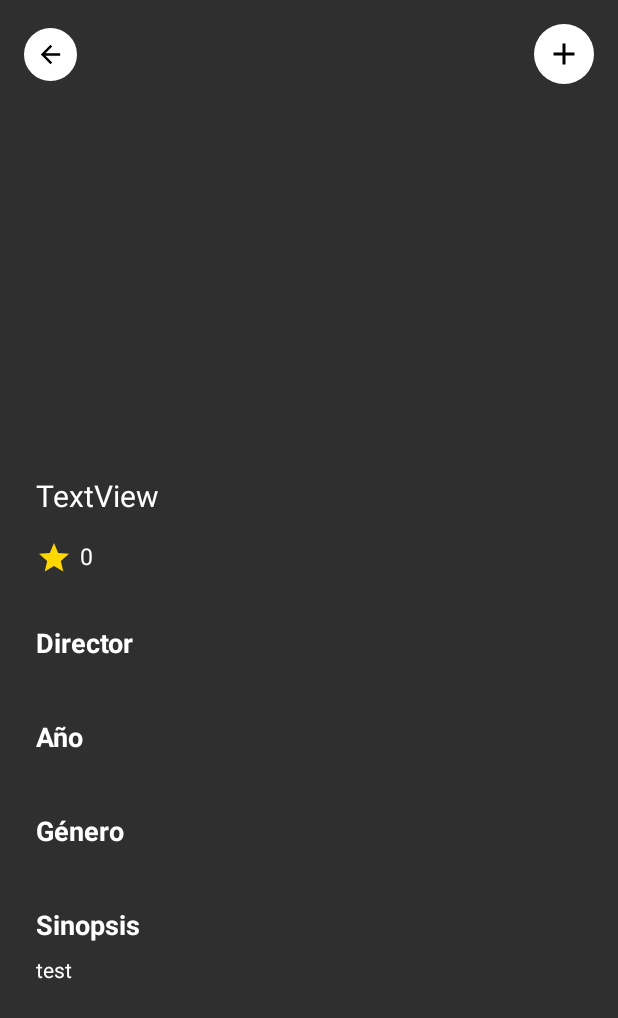
After one commit to dblancou/AppLetterboxdProyectoFinalAndroid, an Android app: the layout fragment_detail_activity.xml on its own in the app's theme, with its tools: preview values and no code run, on a phone screen of 412 x 824 dp. The commit adds this screen. Shown: the top 1018 px of the screen. Run offline under Robolectric (Android 15) with nearby library versions, the phone set to English and light mode, and no system bars; network calls fail.

Commit message:
DetailActivity implementada

```diff
--- a/app/src/main/AndroidManifest.xml
+++ b/app/src/main/AndroidManifest.xml
@@ -35,6 +35,9 @@
             android:name=".ui.activities.RegisterActivity"
             android:exported="false" />
 
+        <activity android:name=".ui.activities.DetailActivity" />
+
+
         <!-- Actividad principal -->
         <activity
             android:name=".ui.activities.MainActivity"
--- a/app/src/main/java/com/vedruna/appletterboxdproyectofinal/network/ApiService.java
+++ b/app/src/main/java/com/vedruna/appletterboxdproyectofinal/network/ApiService.java
@@ -34,6 +34,7 @@ public interface ApiService {
 
     @GET("/api/films/{id}")
     Call<FilmDTO> getFilmById(@Path("id") Long id);
+
 
     //MODIFICACIONES 28 DE MAYO
     @GET("/api/films")
--- /dev/null
+++ b/app/src/main/java/com/vedruna/appletterboxdproyectofinal/ui/activities/DetailActivity.java
@@ -0,0 +1,94 @@
+package com.vedruna.appletterboxdproyectofinal.ui.activities;
+
+import androidx.appcompat.app.AppCompatActivity;
+import androidx.core.widget.NestedScrollView;
+import androidx.recyclerview.widget.LinearLayoutManager;
+import androidx.recyclerview.widget.RecyclerView;
+
+import android.os.Bundle;
+import android.view.View;
+import android.widget.ImageView;
+import android.widget.ProgressBar;
+import android.widget.TextView;
+
+import com.bumptech.glide.Glide;
+import com.vedruna.appletterboxdproyectofinal.R;
+import com.vedruna.appletterboxdproyectofinal.dto.FilmDTO;
+import com.vedruna.appletterboxdproyectofinal.network.ApiService;
+import com.vedruna.appletterboxdproyectofinal.network.RetrofitClient;
+
+import retrofit2.Call;
+import retrofit2.Callback;
+import retrofit2.Response;
+
+public class DetailActivity extends AppCompatActivity {
+    private ProgressBar progressBar;
+    private TextView titleTxt, movieRateTxt, directorTextView, yearTextView, genreTextView, movieSummaryInfo;
+    private ImageView pic2, backImg;
+    private RecyclerView recyclerViewActors, recyclerViewCategory;
+    private NestedScrollView scrollView;
+    private long filmId;
+
+    @Override
+    protected void onCreate(Bundle savedInstanceState) {
+        super.onCreate(savedInstanceState);
+        setContentView(R.layout.fragment_detail_activity);
+
+        filmId = getIntent().getLongExtra("filmId", 0);
+        initView();
+        fetchFilmDetails();
+    }
+
+    private void fetchFilmDetails() {
+        ApiService apiService = RetrofitClient.getApiService(this);
+        Call<FilmDTO> call = apiService.getFilmById(filmId);
+        progressBar.setVisibility(View.VISIBLE);
+        scrollView.setVisibility(View.GONE);
+
+        call.enqueue(new Callback<FilmDTO>() {
+            @Override
+            public void onResponse(Call<FilmDTO> call, Response<FilmDTO> response) {
+                if (response.isSuccessful() && response.body() != null) {
+                    FilmDTO film = response.body();
+                    progressBar.setVisibility(View.GONE);
+                    scrollView.setVisibility(View.VISIBLE);
+
+                    Glide.with(DetailActivity.this)
+                            .load(film.getPosterUrl())
+                            .into(pic2);
+
+                    titleTxt.setText(film.getTitle());
+                    movieRateTxt.setText(String.valueOf(film.getImdbRating()));
+                    directorTextView.setText(film.getDirector());
+                    yearTextView.setText(film.getYear());
+                    genreTextView.setText(film.getGenreName());
+                    movieSummaryInfo.setText(film.getDescription());
+                }
+            }
+
+            @Override
+            public void onFailure(Call<FilmDTO> call, Throwable t) {
+                progressBar.setVisibility(View.GONE);
+            }
+        });
+    }
+
+    private void initView() {
+        titleTxt = findViewById(R.id.movieNameTxt);
+        progressBar = findViewById(R.id.progressBarDetail);
+        scrollView = findViewById(R.id.scrollView2);
+        pic2 = findViewById(R.id.picDetail);
+        movieRateTxt = findViewById(R.id.movieStar);
+        directorTextView = findViewById(R.id.directorTextView);
+        yearTextView = findViewById(R.id.yearTextView);
+        genreTextView = findViewById(R.id.genreTextView);
+        movieSummaryInfo = findViewById(R.id.movieSummery);
+        backImg = findViewById(R.id.backImg);
+        recyclerViewCategory = findViewById(R.id.genreView);
+        recyclerViewActors = findViewById(R.id.imagesRecycler);
+        recyclerViewActors.setLayoutManager(new LinearLayoutManager(this, LinearLayoutManager.HORIZONTAL, false));
+        recyclerViewCategory.setLayoutManager(new LinearLayoutManager(this, LinearLayoutManager.HORIZONTAL, false));
+
+        backImg.setOnClickListener(v -> finish());
+    }
+}
--- a/app/src/main/java/com/vedruna/appletterboxdproyectofinal/ui/adapters/FilmListAdapter.java
+++ b/app/src/main/java/com/vedruna/appletterboxdproyectofinal/ui/adapters/FilmListAdapter.java
@@ -1,6 +1,7 @@
 package com.vedruna.appletterboxdproyectofinal.ui.adapters;
 
 import android.content.Context;
+import android.content.Intent;
 import android.view.LayoutInflater;
 import android.view.View;
 import android.view.ViewGroup;
@@ -16,6 +17,7 @@ import com.bumptech.glide.load.resource.bitmap.RoundedCorners;
 import com.bumptech.glide.request.RequestOptions;
 import com.vedruna.appletterboxdproyectofinal.R;
 import com.vedruna.appletterboxdproyectofinal.dto.FilmDTO;
+import com.vedruna.appletterboxdproyectofinal.ui.activities.DetailActivity;
 
 import java.util.List;
 
@@ -47,6 +49,12 @@ public class FilmListAdapter extends RecyclerView.Adapter<FilmListAdapter.ViewHo
                 .load(film.getPosterUrl())
                 .apply(requestOptions)
                 .into(holder.pic);
+
+        holder.pic.setOnClickListener(v -> {
+            Intent intent = new Intent(context, DetailActivity.class);
+            intent.putExtra("filmId", film.getFilmId());
+            context.startActivity(intent);
+        });
     }
 
     @Override
--- a/app/src/main/java/com/vedruna/appletterboxdproyectofinal/ui/adapters/SliderAdapters.java
+++ b/app/src/main/java/com/vedruna/appletterboxdproyectofinal/ui/adapters/SliderAdapters.java
@@ -1,6 +1,7 @@
 package com.vedruna.appletterboxdproyectofinal.ui.adapters;
 
 import android.content.Context;
+import android.content.Intent;
 import android.view.LayoutInflater;
 import android.view.View;
 import android.view.ViewGroup;
@@ -15,6 +16,7 @@ import com.bumptech.glide.load.resource.bitmap.RoundedCorners;
 import com.bumptech.glide.request.RequestOptions;
 import com.vedruna.appletterboxdproyectofinal.R;
 import com.vedruna.appletterboxdproyectofinal.dto.FilmDTO;
+import com.vedruna.appletterboxdproyectofinal.ui.activities.DetailActivity;
 
 import java.util.List;
 
@@ -51,6 +53,16 @@ public class SliderAdapters extends RecyclerView.Adapter<SliderAdapters.SliderVi
         SliderViewHolder(@NonNull View itemView) {
             super(itemView);
             imageView = itemView.findViewById(R.id.imageSlide);
+
+            itemView.setOnClickListener(v -> {
+                int position = getAdapterPosition();
+                if (position != RecyclerView.NO_POSITION) {
+                    FilmDTO film = sliderItems.get(position);
+                    Intent intent = new Intent(context, DetailActivity.class);
+                    intent.putExtra("filmId", film.getFilmId());
+                    context.startActivity(intent);
+                }
+            });
         }
 
         void setImage(FilmDTO film) {
--- a/app/src/main/java/com/vedruna/appletterboxdproyectofinal/ui/fragments/homeFragment.java
+++ b/app/src/main/java/com/vedruna/appletterboxdproyectofinal/ui/fragments/homeFragment.java
@@ -121,7 +121,6 @@ public class homeFragment extends Fragment {
                 if (response.isSuccessful() && response.body() != null) {
                     List<FilmDTO> films = response.body();
                     sliderAdapter.updateItems(films);
-                    sliderHandler.postDelayed(sliderRunnable, 5000); // Comenzar el deslizamiento automático
                 }
             }
 
@@ -180,12 +179,11 @@ public class homeFragment extends Fragment {
         sliderHandler.removeCallbacks(sliderRunnable);
     }
 
-    /*
+
     @Override
     public void onResume() {
         super.onResume();
-        // No iniciar el desplazamiento aquí para evitar duplicados
         sliderHandler.postDelayed(sliderRunnable, 5000);
     }
-     */
+
 }
--- /dev/null
+++ b/app/src/main/res/drawable/baseline_add_24.xml
@@ -0,0 +1,5 @@
+<vector android:height="24dp" android:tint="#000000"
+    android:viewportHeight="24" android:viewportWidth="24"
+    android:width="24dp" xmlns:android="http://schemas.android.com/apk/res/android">
+    <path android:fillColor="@android:color/white" android:pathData="M19,13h-6v6h-2v-6H5v-2h6V5h2v6h6v2z"/>
+</vector>
--- /dev/null
+++ b/app/src/main/res/drawable/baseline_arrow_back_24.xml
@@ -0,0 +1,5 @@
+<vector android:autoMirrored="true" android:height="24dp"
+    android:tint="#000000" android:viewportHeight="24"
+    android:viewportWidth="24" android:width="24dp" xmlns:android="http://schemas.android.com/apk/res/android">
+    <path android:fillColor="@android:color/white" android:pathData="M20,11H7.83l5.59,-5.59L12,4l-8,8 8,8 1.41,-1.41L7.83,13H20v-2z"/>
+</vector>
--- /dev/null
+++ b/app/src/main/res/drawable/baseline_star_24.xml
@@ -0,0 +1,5 @@
+<vector android:height="24dp" android:tint="#FFD700"
+    android:viewportHeight="24" android:viewportWidth="24"
+    android:width="24dp" xmlns:android="http://schemas.android.com/apk/res/android">
+    <path android:fillColor="@android:color/white" android:pathData="M12,17.27L18.18,21l-1.64,-7.03L22,9.24l-7.19,-0.61L12,2 9.19,8.63 2,9.24l5.46,4.73L5.82,21z"/>
+</vector>
--- /dev/null
+++ b/app/src/main/res/drawable/gradient_background.xml
@@ -0,0 +1,9 @@
+<?xml version="1.0" encoding="utf-8"?>
+<selector xmlns:android="http://schemas.android.com/apk/res/android">
+<item>
+    <shape android:shape="rectangle">
+        <gradient android:startColor="#00ffffff"
+            android:endColor="#2F2F2F" android:angle="270"/>
+    </shape>
+</item>
+</selector>
--- /dev/null
+++ b/app/src/main/res/drawable/oval_btn_background.xml
@@ -0,0 +1,9 @@
+<?xml version="1.0" encoding="utf-8"?>
+<selector xmlns:android="http://schemas.android.com/apk/res/android">
+<item>
+    <shape android:shape="oval">
+        <solid android:color="@color/white"/>
+
+    </shape>
+</item>
+</selector>
--- /dev/null
+++ b/app/src/main/res/layout/fragment_detail_activity.xml
@@ -0,0 +1,244 @@
+<?xml version="1.0" encoding="utf-8"?>
+<androidx.constraintlayout.widget.ConstraintLayout xmlns:android="http://schemas.android.com/apk/res/android"
+    xmlns:app="http://schemas.android.com/apk/res-auto"
+    xmlns:tools="http://schemas.android.com/tools"
+    android:layout_width="match_parent"
+    android:layout_height="match_parent"
+    android:background="#2F2F2F"
+    tools:context=".ui.activities.DetailActivity">
+
+    <androidx.core.widget.NestedScrollView
+        android:id="@+id/scrollView2"
+        android:layout_width="match_parent"
+        android:layout_height="match_parent"
+        app:layout_constraintBottom_toBottomOf="parent"
+        app:layout_constraintEnd_toEndOf="parent"
+        app:layout_constraintStart_toStartOf="parent"
+        app:layout_constraintTop_toTopOf="parent">
+
+        <androidx.constraintlayout.widget.ConstraintLayout
+            android:layout_width="match_parent"
+            android:layout_height="wrap_content"
+            android:orientation="vertical">
+
+            <ImageView
+                android:id="@+id/picDetail"
+                android:layout_width="match_parent"
+                android:layout_height="400dp"
+                android:scaleType="centerCrop"
+                app:layout_constraintEnd_toEndOf="parent"
+                app:layout_constraintStart_toStartOf="parent"
+                app:layout_constraintTop_toTopOf="parent" />
+
+            <View
+                android:id="@+id/view"
+                android:layout_width="wrap_content"
+                android:layout_height="200dp"
+                android:background="@drawable/gradient_background"
+                app:layout_constraintBottom_toBottomOf="@+id/picDetail"
+                app:layout_constraintEnd_toEndOf="parent"
+                app:layout_constraintStart_toStartOf="parent" />
+
+            <androidx.constraintlayout.widget.ConstraintLayout
+                android:id="@+id/constraintLayout"
+                android:layout_width="match_parent"
+                android:layout_height="wrap_content"
+                android:layout_margin="16dp"
+                app:layout_constraintEnd_toEndOf="parent"
+                app:layout_constraintStart_toStartOf="parent"
+                app:layout_constraintTop_toTopOf="parent">
+
+                <ImageView
+                    android:id="@+id/backImg"
+                    android:layout_width="35dp"
+                    android:layout_height="35dp"
+                    android:background="@drawable/oval_btn_background"
+                    android:padding="8dp"
+                    android:src="@drawable/baseline_arrow_back_24"
+                    app:layout_constraintBottom_toBottomOf="parent"
+                    app:layout_constraintStart_toStartOf="parent"
+                    app:layout_constraintTop_toTopOf="parent" />
+
+                <ImageView
+                    android:id="@+id/imageView5"
+                    android:layout_width="wrap_content"
+                    android:layout_height="wrap_content"
+                    android:background="@drawable/oval_btn_background"
+                    android:padding="8dp"
+                    android:src="@drawable/baseline_add_24"
+                    app:layout_constraintBottom_toBottomOf="parent"
+                    app:layout_constraintEnd_toEndOf="parent"
+                    app:layout_constraintTop_toTopOf="parent" />
+            </androidx.constraintlayout.widget.ConstraintLayout>
+
+            <androidx.constraintlayout.widget.ConstraintLayout
+                android:id="@+id/constraintLayout2"
+                android:layout_width="match_parent"
+                android:layout_height="wrap_content"
+                android:layout_marginStart="24dp"
+                android:layout_marginEnd="24dp"
+                app:layout_constraintBottom_toBottomOf="@+id/picDetail"
+                app:layout_constraintEnd_toEndOf="parent"
+                app:layout_constraintStart_toStartOf="parent">
+
+                <TextView
+                    android:id="@+id/movieStar"
+                    android:layout_width="wrap_content"
+                    android:layout_height="wrap_content"
+                    android:drawableStart="@drawable/baseline_star_24"
+                    android:drawablePadding="5dp"
+                    android:text="0"
+                    android:textColor="@color/white"
+                    android:textSize="15sp"
+                    app:layout_constraintBottom_toBottomOf="parent"
+                    app:layout_constraintStart_toStartOf="parent"
+                    app:layout_constraintTop_toTopOf="parent"
+                    android:layout_marginBottom="16dp" />
+
+            </androidx.constraintlayout.widget.ConstraintLayout>
+
+            <TextView
+                android:id="@+id/movieNameTxt"
+                android:layout_width="0dp"
+                android:layout_height="wrap_content"
+                android:layout_marginBottom="16dp"
+                android:text="TextView"
+                android:textColor="@color/white"
+                android:textSize="20sp"
+                app:layout_constraintBottom_toTopOf="@+id/constraintLayout2"
+                app:layout_constraintEnd_toEndOf="@+id/constraintLayout2"
+                app:layout_constraintStart_toStartOf="@+id/constraintLayout2" />
+
+            <androidx.recyclerview.widget.RecyclerView
+                android:id="@+id/genreView"
+                android:layout_width="match_parent"
+                android:paddingStart="8dp"
+                android:paddingEnd="8dp"
+                android:layout_height="match_parent"
+                app:layout_constraintEnd_toEndOf="parent"
+                app:layout_constraintStart_toStartOf="parent"
+                app:layout_constraintTop_toBottomOf="@+id/picDetail" />
+
+            <TextView
+                android:id="@+id/directorLabel"
+                android:layout_width="wrap_content"
+                android:layout_height="wrap_content"
+                android:layout_marginStart="24dp"
+                android:layout_marginTop="16dp"
+                android:text="Director"
+                android:textColor="@color/white"
+                android:textSize="18sp"
+                android:textStyle="bold"
+                app:layout_constraintStart_toStartOf="parent"
+                app:layout_constraintTop_toBottomOf="@+id/genreView" />
+
+            <TextView
+                android:id="@+id/directorTextView"
+                android:layout_width="wrap_content"
+                android:layout_height="wrap_content"
+                android:layout_marginStart="24dp"
+                android:layout_marginTop="8dp"
+                android:textColor="@color/white"
+                android:textSize="16sp"
+                app:layout_constraintStart_toStartOf="parent"
+                app:layout_constraintTop_toBottomOf="@+id/directorLabel" />
+
+            <TextView
+                android:id="@+id/yearLabel"
+                android:layout_width="wrap_content"
+                android:layout_height="wrap_content"
+                android:layout_marginStart="24dp"
+                android:layout_marginTop="8dp"
+                android:text="Año"
+                android:textColor="@color/white"
+                android:textSize="18sp"
+                android:textStyle="bold"
+                app:layout_constraintStart_toStartOf="parent"
+                app:layout_constraintTop_toBottomOf="@+id/directorTextView" />
+
+            <TextView
+                android:id="@+id/yearTextView"
+                android:layout_width="wrap_content"
+                android:layout_height="wrap_content"
+                android:layout_marginStart="24dp"
+                android:layout_marginTop="8dp"
+                android:textColor="@color/white"
+                android:textSize="16sp"
+                app:layout_constraintStart_toStartOf="parent"
+                app:layout_constraintTop_toBottomOf="@+id/yearLabel" />
+
+            <TextView
+                android:id="@+id/genreLabel"
+                android:layout_width="wrap_content"
+                android:layout_height="wrap_content"
+                android:layout_marginStart="24dp"
+                android:layout_marginTop="8dp"
+                android:text="Género"
+                android:textColor="@color/white"
+                android:textSize="18sp"
+                android:textStyle="bold"
+                app:layout_constraintStart_toStartOf="parent"
+                app:layout_constraintTop_toBottomOf="@+id/yearTextView" />
+
+            <TextView
+                android:id="@+id/genreTextView"
+                android:layout_width="wrap_content"
+                android:layout_height="wrap_content"
+                android:layout_marginStart="24dp"
+                android:layout_marginTop="8dp"
+                android:textColor="@color/white"
+                android:textSize="16sp"
+                app:layout_constraintStart_toStartOf="parent"
+                app:layout_constraintTop_toBottomOf="@+id/genreLabel" />
+
+            <TextView
+                android:id="@+id/textView16"
+                android:layout_width="wrap_content"
+                android:layout_height="wrap_content"
+                android:layout_marginStart="24dp"
+                android:layout_marginTop="8dp"
+                android:text="Sinopsis"
+                android:textColor="@color/white"
+                android:textSize="18sp"
+                android:textStyle="bold"
+                app:layout_constraintStart_toStartOf="parent"
+                app:layout_constraintTop_toBottomOf="@+id/genreTextView" />
+
+            <TextView
+                android:id="@+id/movieSummery"
+                android:layout_width="0dp"
+                android:layout_height="wrap_content"
+                android:layout_marginTop="8dp"
+                android:layout_marginEnd="16dp"
+                android:text="test"
+                android:textColor="@color/white"
+                app:layout_constraintEnd_toEndOf="parent"
+                app:layout_constraintHorizontal_bias="0.0"
+                app:layout_constraintStart_toStartOf="@+id/textView16"
+                app:layout_constraintTop_toBottomOf="@+id/textView16" />
+
+            <androidx.recyclerview.widget.RecyclerView
+                android:id="@+id/imagesRecycler"
+                android:layout_width="match_parent"
+                android:layout_height="match_parent"
+                android:paddingEnd="8dp"
+                android:paddingStart="8dp"
+                app:layout_constraintEnd_toEndOf="parent"
+                app:layout_constraintStart_toStartOf="parent"
+                app:layout_constraintTop_toBottomOf="@+id/movieSummery" />
+
+            <ProgressBar
+                android:id="@+id/progressBarDetail"
+                style="?android:attr/progressBarStyle"
+                android:layout_width="wrap_content"
+                android:layout_height="wrap_content"
+                android:visibility="gone"
+                app:layout_constraintBottom_toBottomOf="parent"
+                app:layout_constraintEnd_toEndOf="parent"
+                app:layout_constraintStart_toStartOf="parent"
+                app:layout_constraintTop_toTopOf="@+id/picDetail" />
+
+        </androidx.constraintlayout.widget.ConstraintLayout>
+    </androidx.core.widget.NestedScrollView>
+
+</androidx.constraintlayout.widget.ConstraintLayout>
```
